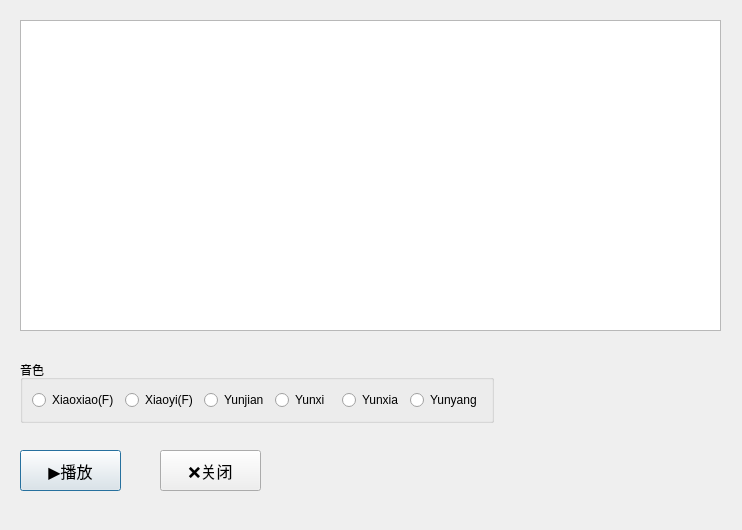
Before: the Qt Designer form dialog.ui in johnsmith2078/edge-tts-gui, drawn with Qt 5.
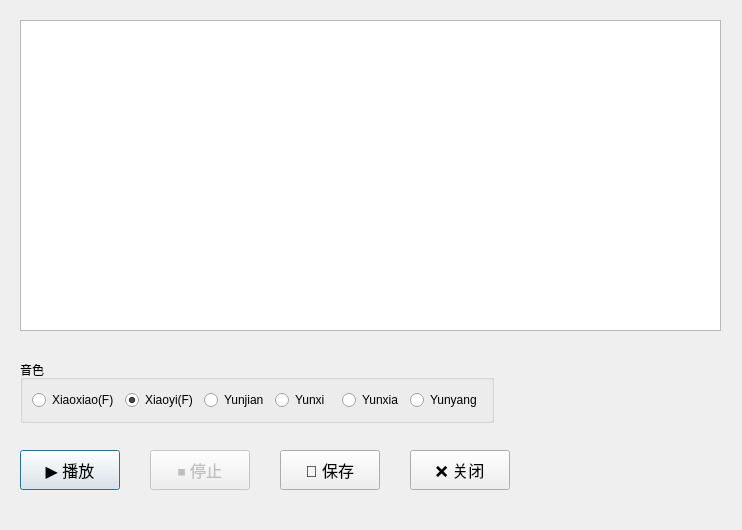
After: the same form once the commit is applied.

The edit to the form file:
```diff
--- a/dialog.ui
+++ b/dialog.ui
@@ -2,6 +2,9 @@
 <ui version="4.0">
  <class>Dialog</class>
  <widget class="QDialog" name="Dialog">
+  <property name="enabled">
+   <bool>true</bool>
+  </property>
   <property name="geometry">
    <rect>
     <x>0</x>
@@ -48,6 +51,9 @@
       <property name="text">
        <string>Xiaoyi(F)</string>
       </property>
+      <property name="checked">
+       <bool>true</bool>
+      </property>
      </widget>
     </item>
     <item>
@@ -85,8 +91,8 @@
     <rect>
      <x>20</x>
      <y>450</y>
-     <width>101</width>
-     <height>41</height>
+     <width>100</width>
+     <height>40</height>
     </rect>
    </property>
    <property name="font">
@@ -95,16 +101,16 @@
     </font>
    </property>
    <property name="text">
-    <string>▶️播放</string>
+    <string>▶️ 播放</string>
    </property>
   </widget>
   <widget class="QPushButton" name="pushButtonClose">
    <property name="geometry">
     <rect>
-     <x>160</x>
+     <x>410</x>
      <y>450</y>
-     <width>101</width>
-     <height>41</height>
+     <width>100</width>
+     <height>40</height>
     </rect>
    </property>
    <property name="font">
@@ -113,7 +119,46 @@
     </font>
    </property>
    <property name="text">
-    <string>❌关闭</string>
+    <string>❌ 关闭</string>
+   </property>
+  </widget>
+  <widget class="QPushButton" name="pushButtonStop">
+   <property name="enabled">
+    <bool>false</bool>
+   </property>
+   <property name="geometry">
+    <rect>
+     <x>150</x>
+     <y>450</y>
+     <width>100</width>
+     <height>40</height>
+    </rect>
+   </property>
+   <property name="font">
+    <font>
+     <pointsize>12</pointsize>
+    </font>
+   </property>
+   <property name="text">
+    <string>⏹️ 停止</string>
+   </property>
+  </widget>
+  <widget class="QPushButton" name="pushButtonSave">
+   <property name="geometry">
+    <rect>
+     <x>280</x>
+     <y>450</y>
+     <width>100</width>
+     <height>40</height>
+    </rect>
+   </property>
+   <property name="font">
+    <font>
+     <pointsize>12</pointsize>
+    </font>
+   </property>
+   <property name="text">
+    <string>💾 保存</string>
    </property>
   </widget>
  </widget>
```
